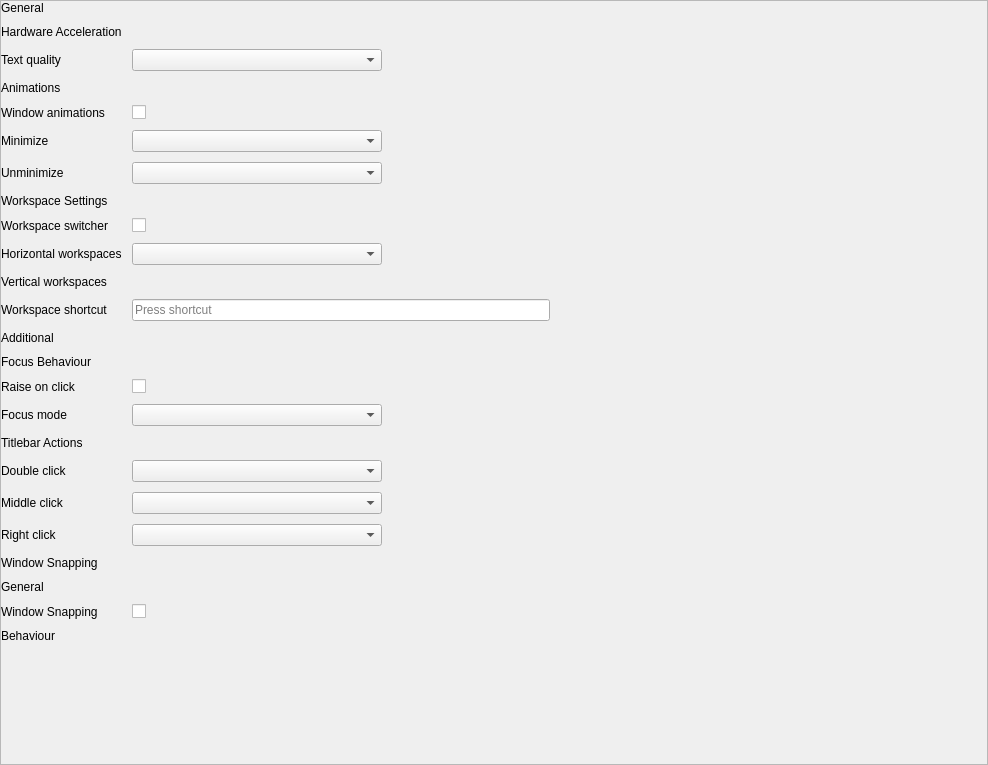
oguzhaninan/Stacer, file stacer/Pages/GnomeSettings/window_manager_settings.ui: the form before one commit.
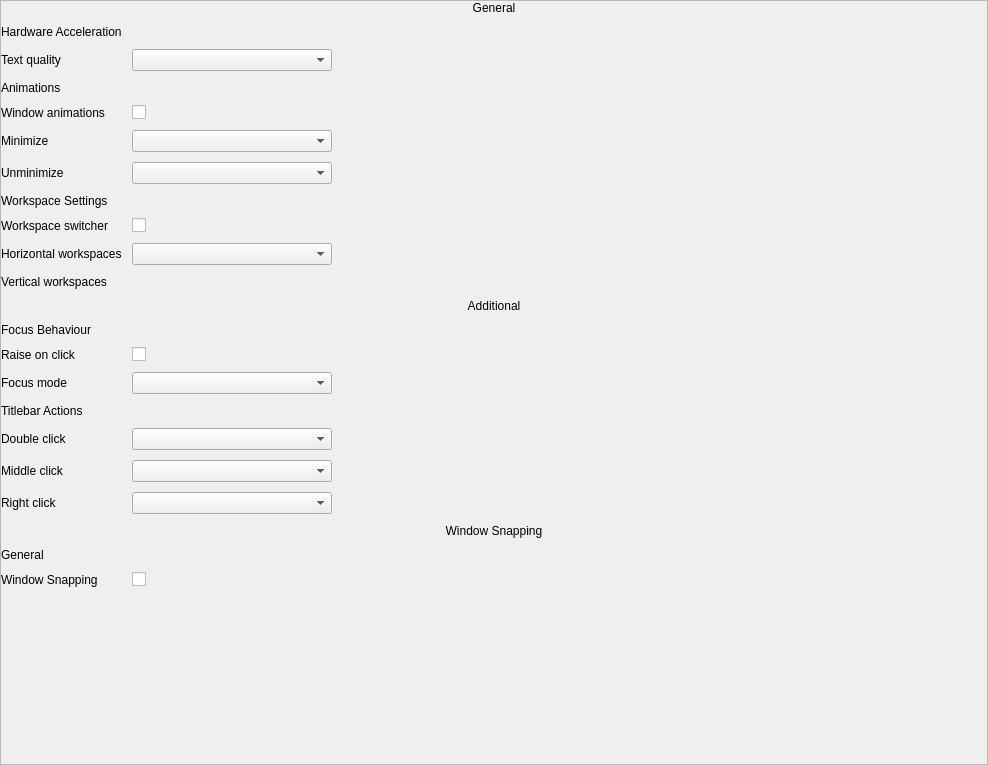
The form after the commit.

Commit message: updated settings design

```diff
--- a/stacer/Pages/GnomeSettings/window_manager_settings.ui
+++ b/stacer/Pages/GnomeSettings/window_manager_settings.ui
@@ -59,7 +59,7 @@
        <property name="spacing">
         <number>10</number>
        </property>
-       <item row="14" column="1" alignment="Qt::AlignLeft">
+       <item row="13" column="1" alignment="Qt::AlignLeft">
         <widget class="QCheckBox" name="checkHomeIcon_3">
          <property name="cursor">
           <cursorShape>PointingHandCursor</cursorShape>
@@ -72,6 +72,16 @@
          </property>
         </widget>
        </item>
+       <item row="15" column="0" colspan="4">
+        <widget class="QLabel" name="lblHomeIcon_5">
+         <property name="accessibleName">
+          <string>title</string>
+         </property>
+         <property name="text">
+          <string>Titlebar Actions</string>
+         </property>
+        </widget>
+       </item>
        <item row="6" column="1">
         <widget class="QComboBox" name="comboBox_6">
          <property name="sizePolicy">
@@ -82,38 +92,13 @@
          </property>
          <property name="minimumSize">
           <size>
-           <width>170</width>
+           <width>200</width>
            <height>0</height>
           </size>
          </property>
          <property name="maximumSize">
           <size>
-           <width>250</width>
-           <height>16777215</height>
-          </size>
-         </property>
-         <property name="sizeAdjustPolicy">
-          <enum>QComboBox::AdjustToMinimumContentsLength</enum>
-         </property>
-        </widget>
-       </item>
-       <item row="18" column="1">
-        <widget class="QComboBox" name="comboBox_7">
-         <property name="sizePolicy">
-          <sizepolicy hsizetype="Preferred" vsizetype="Fixed">
-           <horstretch>0</horstretch>
-           <verstretch>0</verstretch>
-          </sizepolicy>
-         </property>
-         <property name="minimumSize">
-          <size>
-           <width>170</width>
-           <height>0</height>
-          </size>
-         </property>
-         <property name="maximumSize">
-          <size>
-           <width>250</width>
+           <width>300</width>
            <height>16777215</height>
           </size>
          </property>
@@ -123,6 +108,31 @@
         </widget>
        </item>
        <item row="17" column="1">
+        <widget class="QComboBox" name="comboBox_7">
+         <property name="sizePolicy">
+          <sizepolicy hsizetype="Preferred" vsizetype="Fixed">
+           <horstretch>0</horstretch>
+           <verstretch>0</verstretch>
+          </sizepolicy>
+         </property>
+         <property name="minimumSize">
+          <size>
+           <width>200</width>
+           <height>0</height>
+          </size>
+         </property>
+         <property name="maximumSize">
+          <size>
+           <width>300</width>
+           <height>16777215</height>
+          </size>
+         </property>
+         <property name="sizeAdjustPolicy">
+          <enum>QComboBox::AdjustToMinimumContentsLength</enum>
+         </property>
+        </widget>
+       </item>
+       <item row="16" column="1">
         <widget class="QComboBox" name="comboBox_8">
          <property name="sizePolicy">
           <sizepolicy hsizetype="Preferred" vsizetype="Fixed">
@@ -132,13 +142,13 @@
          </property>
          <property name="minimumSize">
           <size>
-           <width>170</width>
+           <width>200</width>
            <height>0</height>
           </size>
          </property>
          <property name="maximumSize">
           <size>
-           <width>250</width>
+           <width>300</width>
            <height>16777215</height>
           </size>
          </property>
@@ -160,9 +170,6 @@
          </property>
         </widget>
        </item>
-       <item row="11" column="1">
-        <widget class="QKeySequenceEdit" name="keySequenceEdit"/>
-       </item>
        <item row="2" column="1">
         <widget class="QComboBox" name="comboBox_2">
          <property name="sizePolicy">
@@ -173,13 +180,13 @@
          </property>
          <property name="minimumSize">
           <size>
-           <width>170</width>
+           <width>200</width>
            <height>0</height>
           </size>
          </property>
          <property name="maximumSize">
           <size>
-           <width>250</width>
+           <width>300</width>
            <height>16777215</height>
           </size>
          </property>
@@ -188,7 +195,7 @@
          </property>
         </widget>
        </item>
-       <item row="20" column="0" colspan="4">
+       <item row="19" column="0" colspan="4">
         <widget class="QLabel" name="label_7">
          <property name="accessibleName">
           <string/>
@@ -196,9 +203,12 @@
          <property name="text">
           <string>Window Snapping</string>
          </property>
+         <property name="alignment">
+          <set>Qt::AlignCenter</set>
+         </property>
         </widget>
        </item>
-       <item row="15" column="1">
+       <item row="14" column="1">
         <widget class="QComboBox" name="comboBox_4">
          <property name="sizePolicy">
           <sizepolicy hsizetype="Preferred" vsizetype="Fixed">
@@ -208,13 +218,13 @@
          </property>
          <property name="minimumSize">
           <size>
-           <width>170</width>
+           <width>200</width>
            <height>0</height>
           </size>
          </property>
          <property name="maximumSize">
           <size>
-           <width>250</width>
+           <width>300</width>
            <height>16777215</height>
           </size>
          </property>
@@ -233,13 +243,13 @@
          </property>
          <property name="minimumSize">
           <size>
-           <width>170</width>
+           <width>200</width>
            <height>0</height>
           </size>
          </property>
          <property name="maximumSize">
           <size>
-           <width>250</width>
+           <width>300</width>
            <height>16777215</height>
           </size>
          </property>
@@ -256,6 +266,9 @@
          <property name="text">
           <string>General</string>
          </property>
+         <property name="alignment">
+          <set>Qt::AlignCenter</set>
+         </property>
         </widget>
        </item>
        <item row="2" column="0">
@@ -329,13 +342,13 @@
          </property>
          <property name="minimumSize">
           <size>
-           <width>170</width>
+           <width>200</width>
            <height>0</height>
           </size>
          </property>
          <property name="maximumSize">
           <size>
-           <width>250</width>
+           <width>300</width>
            <height>16777215</height>
           </size>
          </property>
@@ -351,7 +364,7 @@
          </property>
         </widget>
        </item>
-       <item row="12" column="0" colspan="4">
+       <item row="11" column="0" colspan="4">
         <widget class="QLabel" name="label_3">
          <property name="accessibleName">
           <string/>
@@ -359,47 +372,40 @@
          <property name="text">
           <string>Additional</string>
          </property>
+         <property name="alignment">
+          <set>Qt::AlignCenter</set>
+         </property>
         </widget>
        </item>
-       <item row="14" column="0">
+       <item row="13" column="0">
         <widget class="QLabel" name="lblHomeIcon_3">
          <property name="text">
           <string>Raise on click</string>
          </property>
         </widget>
        </item>
-       <item row="15" column="0">
+       <item row="14" column="0">
         <widget class="QLabel" name="lblHomeIcon_4">
          <property name="text">
           <string>Focus mode</string>
          </property>
         </widget>
        </item>
-       <item row="16" column="0">
-        <widget class="QLabel" name="lblHomeIcon_5">
-         <property name="accessibleName">
-          <string>title</string>
-         </property>
-         <property name="text">
-          <string>Titlebar Actions</string>
-         </property>
-        </widget>
-       </item>
-       <item row="18" column="0">
+       <item row="17" column="0">
         <widget class="QLabel" name="lblHomeIcon_8">
          <property name="text">
           <string>Middle click</string>
          </property>
         </widget>
        </item>
-       <item row="19" column="0">
+       <item row="18" column="0">
         <widget class="QLabel" name="lblHomeIcon_9">
          <property name="text">
           <string>Right click</string>
          </property>
         </widget>
        </item>
-       <item row="22" column="0">
+       <item row="21" column="0">
         <widget class="QLabel" name="lblHomeIcon_11">
          <property name="text">
           <string>Window Snapping</string>
@@ -416,7 +422,7 @@
          </property>
         </widget>
        </item>
-       <item row="22" column="1" colspan="2" alignment="Qt::AlignLeft">
+       <item row="21" column="1" colspan="2" alignment="Qt::AlignLeft">
         <widget class="QCheckBox" name="checkHomeIcon_6">
          <property name="cursor">
           <cursorShape>PointingHandCursor</cursorShape>
@@ -429,7 +435,7 @@
          </property>
         </widget>
        </item>
-       <item row="24" column="0">
+       <item row="22" column="0">
         <spacer name="verticalSpacer">
          <property name="orientation">
           <enum>Qt::Vertical</enum>
@@ -462,7 +468,7 @@
          </property>
         </widget>
        </item>
-       <item row="13" column="0" colspan="4">
+       <item row="12" column="0" colspan="4">
         <widget class="QLabel" name="lblHomeIcon_6">
          <property name="accessibleName">
           <string>title</string>
@@ -472,14 +478,14 @@
          </property>
         </widget>
        </item>
-       <item row="17" column="0">
+       <item row="16" column="0">
         <widget class="QLabel" name="lblHomeIcon_7">
          <property name="text">
           <string>Double click</string>
          </property>
         </widget>
        </item>
-       <item row="21" column="0" colspan="4">
+       <item row="20" column="0" colspan="4">
         <widget class="QLabel" name="lblHomeIcon_10">
          <property name="accessibleName">
           <string>title</string>
@@ -489,13 +495,6 @@
          </property>
         </widget>
        </item>
-       <item row="11" column="0">
-        <widget class="QLabel" name="lblMountedIcon_4">
-         <property name="text">
-          <string>Workspace shortcut</string>
-         </property>
-        </widget>
-       </item>
        <item row="8" column="1">
         <widget class="QCheckBox" name="checkHomeIcon_7">
          <property name="cursor">
@@ -509,7 +508,7 @@
          </property>
         </widget>
        </item>
-       <item row="19" column="1">
+       <item row="18" column="1">
         <widget class="QComboBox" name="comboBox_9">
          <property name="sizePolicy">
           <sizepolicy hsizetype="Preferred" vsizetype="Fixed">
@@ -519,13 +518,13 @@
          </property>
          <property name="minimumSize">
           <size>
-           <width>170</width>
+           <width>200</width>
            <height>0</height>
           </size>
          </property>
          <property name="maximumSize">
           <size>
-           <width>250</width>
+           <width>300</width>
            <height>16777215</height>
           </size>
          </property>
@@ -534,16 +533,6 @@
          </property>
         </widget>
        </item>
-       <item row="23" column="0" colspan="4">
-        <widget class="QLabel" name="lblHomeIcon_12">
-         <property name="accessibleName">
-          <string>title</string>
-         </property>
-         <property name="text">
-          <string>Behaviour</string>
-         </property>
-        </widget>
-       </item>
       </layout>
      </widget>
     </widget>
```
Left out of the diff: 6 changed lines with no effect on the pictures. The commit also changes 3 other files.
